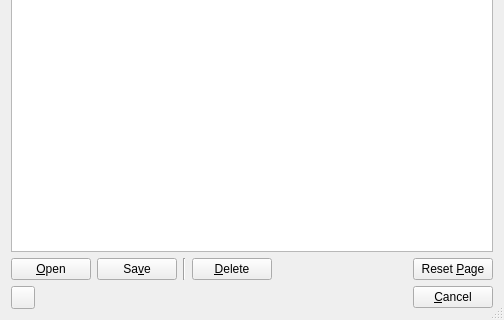
andrew-bibb/cmst, file apps/cmstapp/code/provisioning/ui/provisioning_editor.ui: the form before one commit; both pictures show x 0 to 504 and y 270 to 590 of the 504 by 590 pixel window.
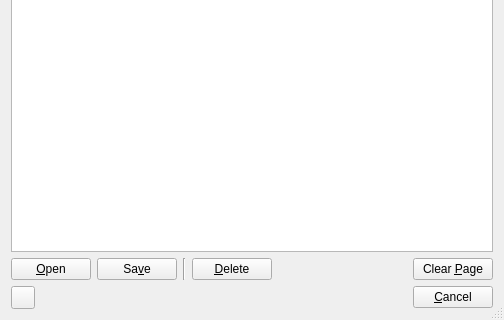
The form after the commit.

What changed in the file:
```diff
--- a/apps/cmstapp/code/provisioning/ui/provisioning_editor.ui
+++ b/apps/cmstapp/code/provisioning/ui/provisioning_editor.ui
@@ -84,7 +84,7 @@
         <string>&lt;html&gt;&lt;head/&gt;&lt;body&gt;&lt;p&gt;Clear all entries on the current page.&lt;/p&gt;&lt;p&gt;This button will reset every field on the current page to the default value, which generally means nothing in the field.&lt;/p&gt;&lt;/body&gt;&lt;/html&gt;</string>
        </property>
        <property name="text">
-        <string>Reset &amp;Page</string>
+        <string>Clear &amp;Page</string>
        </property>
        <property name="autoDefault">
         <bool>false</bool>
```
Left out of the diff: 9 changed lines with no effect on the pictures.
